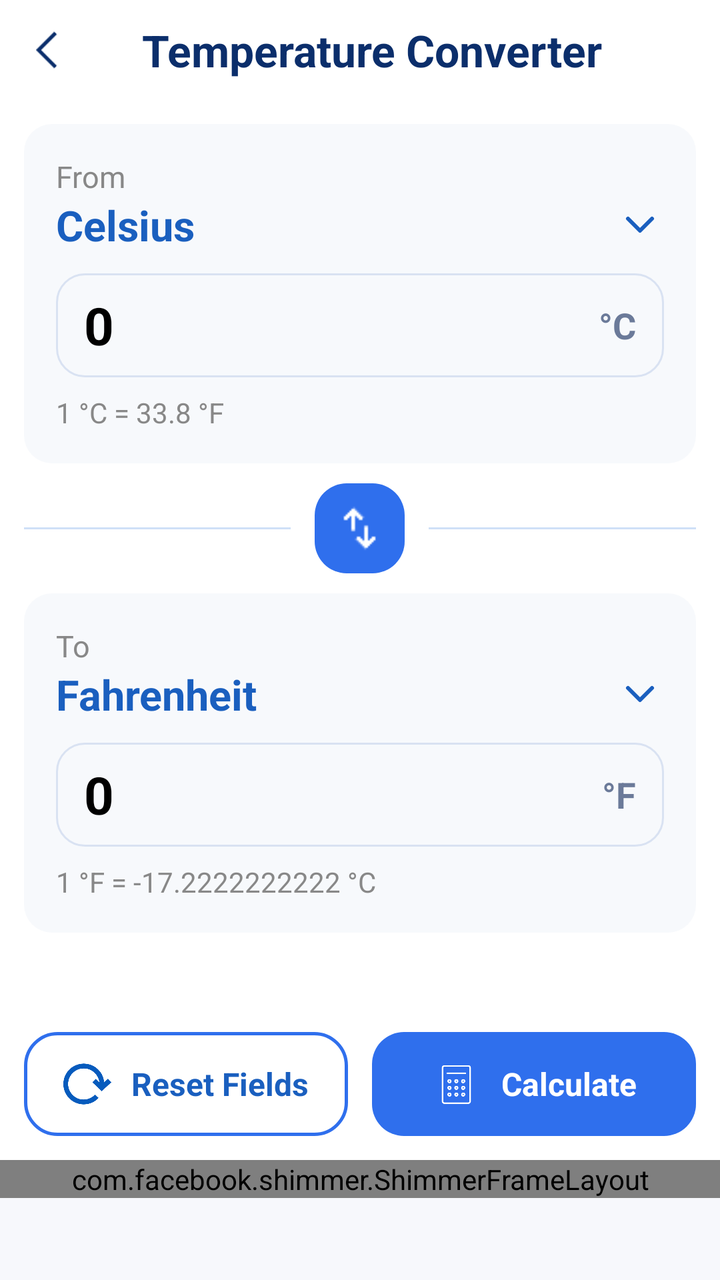
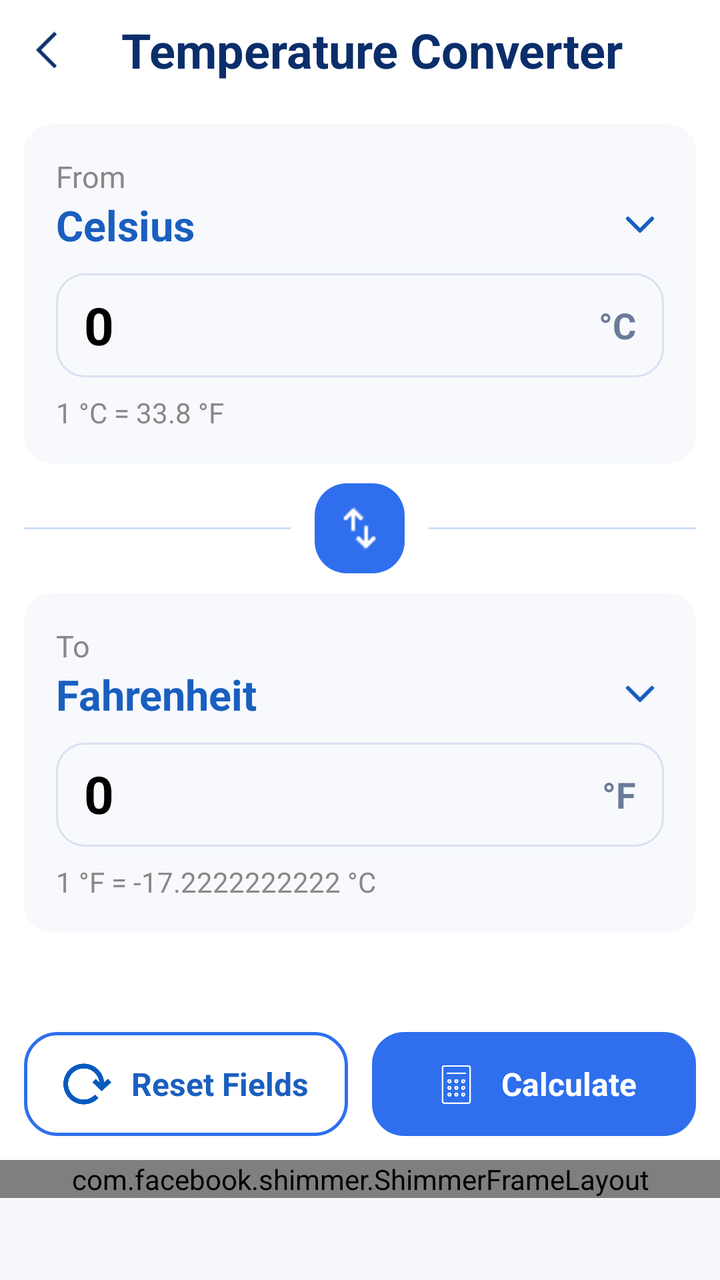

Screens rendered from an Android XML layout before and after an edit, with the pre-edit source and the edit as a unified diff.
<!-- AndroidManifest.xml: application theme Theme.LoanSmart -->
<!-- res/layout/activity_temperature_converter.xml -->
<?xml version="1.0" encoding="utf-8"?>
<LinearLayout
    xmlns:android="http://schemas.android.com/apk/res/android"
    xmlns:app="http://schemas.android.com/apk/res-auto"
    android:id="@+id/main"
    android:layout_width="match_parent"
    android:layout_height="match_parent"
    android:background="@color/background_color"
    android:orientation="vertical">

    <com.google.android.material.appbar.MaterialToolbar
        android:id="@+id/headerLayout"
        android:layout_width="match_parent"
        android:layout_height="50dp"
        android:background="@color/background_color"
        android:gravity="center_vertical"
        android:paddingStart="18dp"
        android:paddingEnd="18dp">

        <ImageView
            android:id="@+id/backButton"
            android:layout_width="22dp"
            android:layout_height="30dp"
            android:layout_gravity="center_vertical"
            android:src="@drawable/back_ic"
            app:tint="@color/header_blue_dark" />

        <TextView
            android:layout_width="wrap_content"
            android:layout_height="wrap_content"
            android:layout_gravity="center"
            android:layout_marginStart="12dp"
            android:text="Temperature Converter"
            android:textColor="@color/header_blue_dark"
            android:textSize="22sp"
            android:textStyle="bold" />

    </com.google.android.material.appbar.MaterialToolbar>


    <LinearLayout
        android:layout_width="match_parent"
        android:layout_height="0dp"
        android:layout_weight="1"
        android:orientation="vertical"
        android:padding="12dp">

        
        <LinearLayout
            android:layout_width="match_parent"
            android:layout_height="wrap_content"
            android:background="@drawable/cash_fild_bg"
            android:orientation="vertical"
            android:padding="16dp">

            <TextView
                android:layout_width="wrap_content"
                android:layout_height="wrap_content"
                android:text="From"
                android:textColor="@color/grey"
                android:textSize="15sp" />

            <LinearLayout
                android:id="@+id/fromUnitSelector"
                android:layout_width="match_parent"
                android:layout_height="wrap_content"
                android:background="?attr/selectableItemBackground"
                android:clickable="true"
                android:focusable="true"
                android:gravity="center_vertical"
                android:orientation="horizontal">

                <TextView
                    android:id="@+id/tvFromUnit"
                    android:layout_width="0dp"
                    android:layout_height="wrap_content"
                    android:layout_weight="1"
                    android:text="Celsius"
                    android:textColor="@color/header_blue_light"
                    android:textSize="21sp"
                    android:textStyle="bold" />

                <ImageView
                    android:layout_width="24dp"
                    android:layout_height="24dp"
                    android:src="@drawable/ic_dropdown"
                    app:tint="@color/header_blue_light" />

            </LinearLayout>

            <LinearLayout
                android:layout_width="match_parent"
                android:layout_height="52dp"
                android:layout_marginTop="10dp"
                android:background="@drawable/bg_input_field"
                android:gravity="center_vertical"
                android:orientation="horizontal"
                android:paddingStart="14dp"
                android:paddingEnd="14dp">

                <EditText
                    android:id="@+id/etFrom"
                    android:layout_width="0dp"
                    android:layout_height="match_parent"
                    android:layout_weight="1"
                    android:background="@null"
                    android:hint="0"
                    android:inputType="numberDecimal"
                    android:text="0"
                    android:textColor="@color/text_color"
                    android:textSize="26sp"
                    android:textStyle="bold" />

                <TextView
                    android:id="@+id/tvFromSymbol"
                    android:layout_width="wrap_content"
                    android:layout_height="wrap_content"
                    android:text="°C"
                    android:textColor="#6B7A99"
                    android:textSize="18sp"
                    android:textStyle="bold" />

            </LinearLayout>

            <TextView
                android:id="@+id/tvFromInfo"
                android:layout_width="wrap_content"
                android:layout_height="wrap_content"
                android:layout_marginTop="8dp"
                android:text="1 °C = 33.8 °F"
                android:textColor="@color/grey"
                android:textSize="14sp" />

        </LinearLayout>


        <LinearLayout
            android:layout_width="match_parent"
            android:layout_height="wrap_content"
            android:layout_marginTop="10dp"
            android:layout_marginBottom="10dp"
            android:gravity="center_vertical"
            android:orientation="horizontal">

            <View
                android:layout_width="0dp"
                android:layout_height="1dp"
                android:layout_weight="1"
                android:background="#CFE0F7" />

            <FrameLayout
                android:id="@+id/btnSwap"
                android:layout_width="45dp"
                android:layout_height="45dp"
                android:layout_marginStart="12dp"
                android:layout_marginEnd="12dp"
                android:background="@drawable/bg_button_primary"
                android:clickable="true"
                android:focusable="true">

                <ImageView
                    android:layout_width="25dp"
                    android:layout_height="25dp"
                    android:layout_gravity="center"
                    android:src="@drawable/swap_ic"
                    android:contentDescription="Swap units"
                    app:tint="#FFFFFF" />

            </FrameLayout>

            <View
                android:layout_width="0dp"
                android:layout_height="1dp"
                android:layout_weight="1"
                android:background="#CFE0F7" />

        </LinearLayout>


        
        <LinearLayout
            android:layout_width="match_parent"
            android:layout_height="wrap_content"
            android:background="@drawable/cash_fild_bg"
            android:orientation="vertical"
            android:padding="16dp">

            <TextView
                android:layout_width="wrap_content"
                android:layout_height="wrap_content"
                android:text="To"
                android:textColor="@color/grey"
                android:textSize="15sp" />

            <LinearLayout
                android:id="@+id/toUnitSelector"
                android:layout_width="match_parent"
                android:layout_height="wrap_content"
                android:background="?attr/selectableItemBackground"
                android:clickable="true"
                android:focusable="true"
                android:gravity="center_vertical"
                android:orientation="horizontal">

                <TextView
                    android:id="@+id/tvToUnit"
                    android:layout_width="0dp"
                    android:layout_height="wrap_content"
                    android:layout_weight="1"
                    android:text="Fahrenheit"
                    android:textColor="@color/header_blue_light"
                    android:textSize="21sp"
                    android:textStyle="bold" />

                <ImageView
                    android:layout_width="24dp"
                    android:layout_height="24dp"
                    android:src="@drawable/ic_dropdown"
                    app:tint="@color/header_blue_light" />

            </LinearLayout>

            <LinearLayout
                android:layout_width="match_parent"
                android:layout_height="52dp"
                android:layout_marginTop="10dp"
                android:background="@drawable/bg_input_field"
                android:gravity="center_vertical"
                android:orientation="horizontal"
                android:paddingStart="14dp"
                android:paddingEnd="14dp">

                <EditText
                    android:id="@+id/etTo"
                    android:layout_width="0dp"
                    android:layout_height="match_parent"
                    android:layout_weight="1"
                    android:background="@null"
                    android:hint="0"
                    android:inputType="numberDecimal"
                    android:text="0"
                    android:textColor="@color/text_color"
                    android:textSize="26sp"
                    android:textStyle="bold" />

                <TextView
                    android:id="@+id/tvToSymbol"
                    android:layout_width="wrap_content"
                    android:layout_height="wrap_content"
                    android:text="°F"
                    android:textColor="#6B7A99"
                    android:textSize="18sp"
                    android:textStyle="bold" />

            </LinearLayout>

            <TextView
                android:id="@+id/tvToInfo"
                android:layout_width="wrap_content"
                android:layout_height="wrap_content"
                android:layout_marginTop="8dp"
                android:text="1 °F = -17.2222222222 °C"
                android:textColor="@color/grey"
                android:textSize="14sp" />

        </LinearLayout>

        
        <View
            android:layout_width="match_parent"
            android:layout_height="0dp"
            android:layout_weight="1"
            android:minHeight="48dp" />

        
        <LinearLayout
            android:layout_width="match_parent"
            android:layout_height="wrap_content"
            android:layout_marginTop="16dp"
            android:orientation="horizontal">

            <LinearLayout
                android:id="@+id/btnReset"
                android:layout_width="0dp"
                android:layout_height="52dp"
                android:layout_marginEnd="6dp"
                android:layout_weight="1"
                android:background="@drawable/bg_button_outline"
                android:clickable="true"
                android:focusable="true"
                android:gravity="center"
                android:orientation="horizontal">

                <ImageView
                    android:layout_width="24dp"
                    android:layout_height="24dp"
                    android:src="@drawable/reset_ic" />

                <TextView
                    android:layout_width="wrap_content"
                    android:layout_height="wrap_content"
                    android:layout_marginStart="10dp"
                    android:text="Reset Fields"
                    android:textColor="@color/header_blue_light"
                    android:textSize="16sp"
                    android:textStyle="bold" />

            </LinearLayout>

            <LinearLayout
                android:id="@+id/btnCalculate"
                android:layout_width="0dp"
                android:layout_height="52dp"
                android:layout_marginStart="6dp"
                android:layout_weight="1"
                android:background="@drawable/bg_button_primary"
                android:clickable="true"
                android:focusable="true"
                android:gravity="center"
                android:orientation="horizontal">

                <ImageView
                    android:layout_width="25dp"
                    android:layout_height="25dp"
                    android:src="@drawable/calculator_ic"
                    app:tint="@color/white" />

                <TextView
                    android:layout_width="wrap_content"
                    android:layout_height="wrap_content"
                    android:layout_marginStart="10dp"
                    android:text="Calculate"
                    android:textColor="@color/white"
                    android:textSize="16sp"
                    android:textStyle="bold" />

            </LinearLayout>

        </LinearLayout>

    </LinearLayout>
    <FrameLayout
        android:id="@+id/bannerContainer"
        android:layout_width="match_parent"
        android:layout_height="60dp"
        android:background="@color/screen_bg"
        android:gravity="center">

        <include
            layout="@layout/banner_shimmer_layout"
            android:layout_width="match_parent"
            android:layout_height="wrap_content" />
    </FrameLayout>
</LinearLayout>
<!-- res/layout/banner_shimmer_layout.xml (included above) -->
<?xml version="1.0" encoding="utf-8"?>
<com.facebook.shimmer.ShimmerFrameLayout xmlns:android="http://schemas.android.com/apk/res/android"
    xmlns:app="http://schemas.android.com/apk/res-auto"
    xmlns:tools="http://schemas.android.com/tools"
    android:id="@+id/shimmer_banner_container"
    android:layout_width="match_parent"
    android:layout_height="60dp"
    app:shimmer_auto_start="true"
    app:shimmer_base_color="@color/shimer_base_color"
    tools:ignore="MissingClass">

    <androidx.appcompat.widget.LinearLayoutCompat
        android:layout_width="match_parent"
        android:layout_height="match_parent"
        android:background="@color/white"
        android:gravity="center"
        android:orientation="horizontal">

        <androidx.appcompat.widget.AppCompatTextView
            android:layout_width="16dp"
            android:layout_height="16dp"
            android:layout_gravity="top"
            android:layout_marginStart="2dp"
            android:layout_marginTop="2dp"
            android:background="@drawable/ads_icon"
            android:gravity="center"
            android:text="@string/ad"
            android:textColor="@color/white"
            android:textSize="11sp" />

        <androidx.appcompat.widget.AppCompatImageView
            android:layout_width="40dp"
            android:layout_height="40dp"
            android:layout_margin="8dp"
            android:background="@color/lightTransparent"
            android:scaleType="centerCrop"
            tools:ignore="ContentDescription" />

        <androidx.appcompat.widget.LinearLayoutCompat
            android:layout_width="0dp"
            android:layout_height="match_parent"
            android:layout_gravity="center"
            android:layout_marginEnd="5dp"
            android:layout_weight="1"
            android:gravity="center"
            android:orientation="vertical">

            <androidx.appcompat.widget.AppCompatTextView
                android:layout_width="match_parent"
                android:layout_height="wrap_content"
                android:layout_marginTop="5dp"
                android:layout_marginBottom="2dp"
                android:background="@color/lightTransparent"
                android:ellipsize="end"
                android:lines="1"
                android:textColor="@android:color/black"
                android:textSize="15sp" />

            <androidx.appcompat.widget.AppCompatTextView
                android:layout_width="170dp"
                android:layout_height="wrap_content"
                android:layout_gravity="start"
                android:layout_marginTop="2dp"
                android:layout_marginBottom="5dp"
                android:background="@color/lightTransparent"
                android:ellipsize="end"
                android:lines="1"
                android:textColor="@android:color/darker_gray"
                android:textSize="14sp" />

        </androidx.appcompat.widget.LinearLayoutCompat>

        <androidx.appcompat.widget.LinearLayoutCompat
            android:layout_width="100dp"
            android:layout_height="match_parent"
            android:layout_gravity="center"
            android:layout_marginTop="5dp"
            android:layout_marginEnd="5dp"
            android:layout_marginBottom="5dp"
            android:background="@drawable/bg_card_ads"
            android:backgroundTint="@color/lightTransparent"
            android:gravity="center"
            android:textColor="@android:color/white"
            android:textSize="12sp" />

    </androidx.appcompat.widget.LinearLayoutCompat>

</com.facebook.shimmer.ShimmerFrameLayout>
<!-- resources referenced by this layout -->
<resources>
  <color name="background_color">#FFFFFF</color>
  <color name="grey">#888</color>
  <color name="header_blue_dark">#0B2E6B</color>
  <color name="header_blue_light">#1A5FBF</color>
  <color name="lightTransparent">#16000000</color>
  <color name="screen_bg">#F7F8FC</color>
  <color name="shimer_base_color">#979595</color>
  <color name="text_color">#FF000000</color>
  <color name="white">#FFFFFF</color>
  <!-- drawable ads_icon (drawable) -->
  <?xml version="1.0" encoding="utf-8"?>
  <shape xmlns:android="http://schemas.android.com/apk/res/android">
      <solid android:color="#0E204A" />
      <corners android:radius="16dp" />
  </shape>
  <!-- drawable bg_button_outline (drawable) -->
  <?xml version="1.0" encoding="utf-8"?>
  <shape xmlns:android="http://schemas.android.com/apk/res/android"
      android:shape="rectangle">
  
      <solid android:color="@android:color/transparent" />
  
      <stroke
          android:width="1.5dp"
          android:color="@color/gradient_end" />
  
      <corners android:radius="16dp" />
  
      <padding
          android:left="12dp"
          android:top="8dp"
          android:right="12dp"
          android:bottom="8dp" />
  
  </shape>
  <!-- drawable bg_button_primary (drawable) -->
  <?xml version="1.0" encoding="utf-8"?>
  <shape xmlns:android="http://schemas.android.com/apk/res/android"
      android:shape="rectangle">
  
      <solid android:color="@color/gradient_end" />
  
      <corners android:radius="16dp" />
  
      <padding
          android:left="12dp"
          android:top="8dp"
          android:right="12dp"
          android:bottom="8dp" />
  
  </shape>
  <!-- drawable bg_card_ads (drawable) -->
  <?xml version="1.0" encoding="utf-8"?>
  <shape xmlns:android="http://schemas.android.com/apk/res/android"
      android:shape="rectangle">
      <corners android:radius="10dp" />
      <solid android:color="@color/white" />
      <stroke
          android:width="1dp"
          android:color="@color/white" />
  </shape>
  <!-- drawable bg_input_field (drawable) -->
  <?xml version="1.0" encoding="utf-8"?>
  <shape xmlns:android="http://schemas.android.com/apk/res/android"
      android:shape="rectangle">
  
      <solid android:color="#F7F9FC" />
  
      <stroke
          android:width="1dp"
          android:color="#D9E2F2" />
  
      <corners android:radius="14dp" />
  
      <padding
          android:left="16dp"
          android:top="8dp"
          android:right="16dp"
          android:bottom="8dp" />
  
  </shape>
  <!-- drawable cash_fild_bg (drawable) -->
  <?xml version="1.0" encoding="utf-8"?>
  <shape xmlns:android="http://schemas.android.com/apk/res/android"
      android:shape="rectangle">
  
      <solid android:color="#F7F9FC" />
  
      <corners android:radius="14dp" />
  
      <padding
          android:left="16dp"
          android:top="8dp"
          android:right="16dp"
          android:bottom="8dp" />
  
  </shape>
  <string name="ad">Ad</string>
  <style name="Theme.LoanSmart" parent="Theme.Material3.DayNight.NoActionBar">
        
  
          <item name="colorPrimary">@color/primary_blue</item>
          <item name="colorOnPrimary">@color/white</item>
          <item name="android:statusBarColor">@color/header_blue_light</item>
          <item name="android:windowLightStatusBar">true</item>
          <item name="android:navigationBarColor">@color/white</item>
          <item name="android:windowBackground">@color/white</item>
      </style>
  <color name="gradient_end">#2F6FED</color>
  <color name="primary_blue">#1F6FEB</color>
  <!-- unchanged entries left out for length: 5 -->
</resources>

<!-- the commit's change to res/layout/activity_temperature_converter.xml (unified diff, before → after) -->
@@ -30,9 +30,9 @@
             android:layout_height="wrap_content"
             android:layout_gravity="center"
             android:layout_marginStart="12dp"
-            android:text="Temperature Converter"
+            android:text="@string/temperature_converter"
             android:textColor="@color/header_blue_dark"
-            android:textSize="22sp"
+            android:textSize="24sp"
             android:textStyle="bold" />
 
     </com.google.android.material.appbar.MaterialToolbar>
@@ -56,7 +56,7 @@
             <TextView
                 android:layout_width="wrap_content"
                 android:layout_height="wrap_content"
-                android:text="From"
+                android:text="@string/from"
                 android:textColor="@color/grey"
                 android:textSize="15sp" />
 
@@ -188,7 +188,7 @@
             <TextView
                 android:layout_width="wrap_content"
                 android:layout_height="wrap_content"
-                android:text="To"
+                android:text="@string/to"
                 android:textColor="@color/grey"
                 android:textSize="15sp" />
 
@@ -230,7 +230,7 @@
                 android:paddingStart="14dp"
                 android:paddingEnd="14dp">
 
-                <EditText
+                <TextView
                     android:id="@+id/etTo"
                     android:layout_width="0dp"
                     android:layout_height="match_parent"
@@ -300,7 +300,7 @@
                     android:layout_width="wrap_content"
                     android:layout_height="wrap_content"
                     android:layout_marginStart="10dp"
-                    android:text="Reset Fields"
+                    android:text="@string/reset_fields"
                     android:textColor="@color/header_blue_light"
                     android:textSize="16sp"
                     android:textStyle="bold" />
@@ -329,7 +329,7 @@
                     android:layout_width="wrap_content"
                     android:layout_height="wrap_content"
                     android:layout_marginStart="10dp"
-                    android:text="Calculate"
+                    android:text="@string/calculate"
                     android:textColor="@color/white"
                     android:textSize="16sp"
                     android:textStyle="bold" />
<!-- resource entries referenced after the edit -->
@@ -98,6 +98,11 @@
   
   </shape>
   <string name="ad">Ad</string>
+  <string name="calculate">Calculate</string>
+  <string name="from">From</string>
+  <string name="reset_fields">Reset Fields</string>
+  <string name="temperature_converter">Temperature Converter</string>
+  <string name="to">To</string>
   <style name="Theme.LoanSmart" parent="Theme.Material3.DayNight.NoActionBar">
         
   
